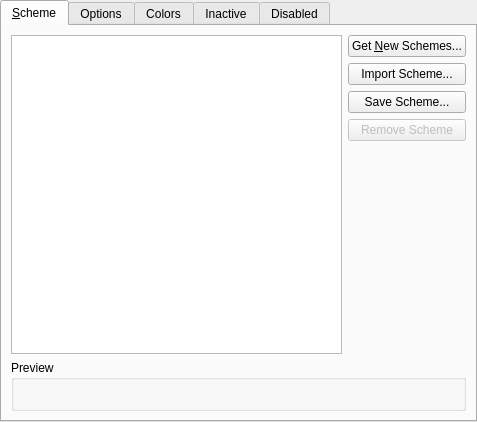
This is kcontrol/colors/colorsettings.ui in mgottschlag/kwin-tiling as Qt 5 draws it before an edit. The edited form follows.
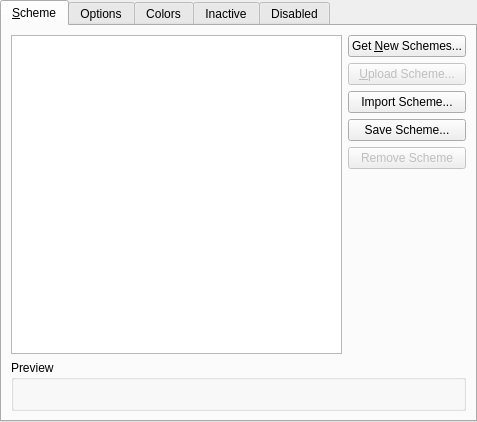
This is the edited form. Custom widgets are drawn as their Qt base class.

Commit message: Add upload capability to color scheme kcm thanks to Lasse Liehu <mailto:lliehu@kolumbus.fi>

Diff of the .ui file:
```diff
--- a/kcontrol/colors/colorsettings.ui
+++ b/kcontrol/colors/colorsettings.ui
@@ -52,6 +52,19 @@
            </property>
           </widget>
          </item>
+         <item>
+          <widget class="KPushButton" name="schemeKnsUploadButton">
+           <property name="enabled">
+            <bool>false</bool>
+           </property>
+           <property name="toolTip">
+            <string>Share the selected scheme in the Internet</string>
+           </property>
+           <property name="text">
+            <string>&amp;Upload Scheme...</string>
+           </property>
+          </widget>
+         </item>
          <item>
           <widget class="KPushButton" name="schemeImportButton">
            <property name="toolTip">
```
The commit also changes 3 other files.
